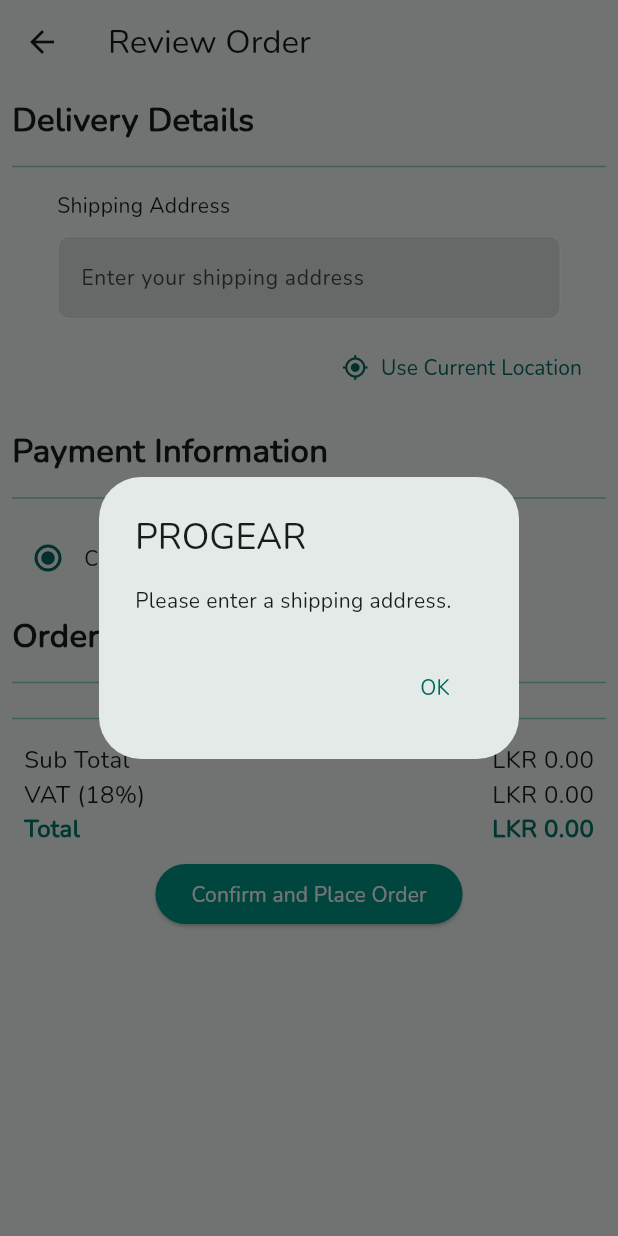
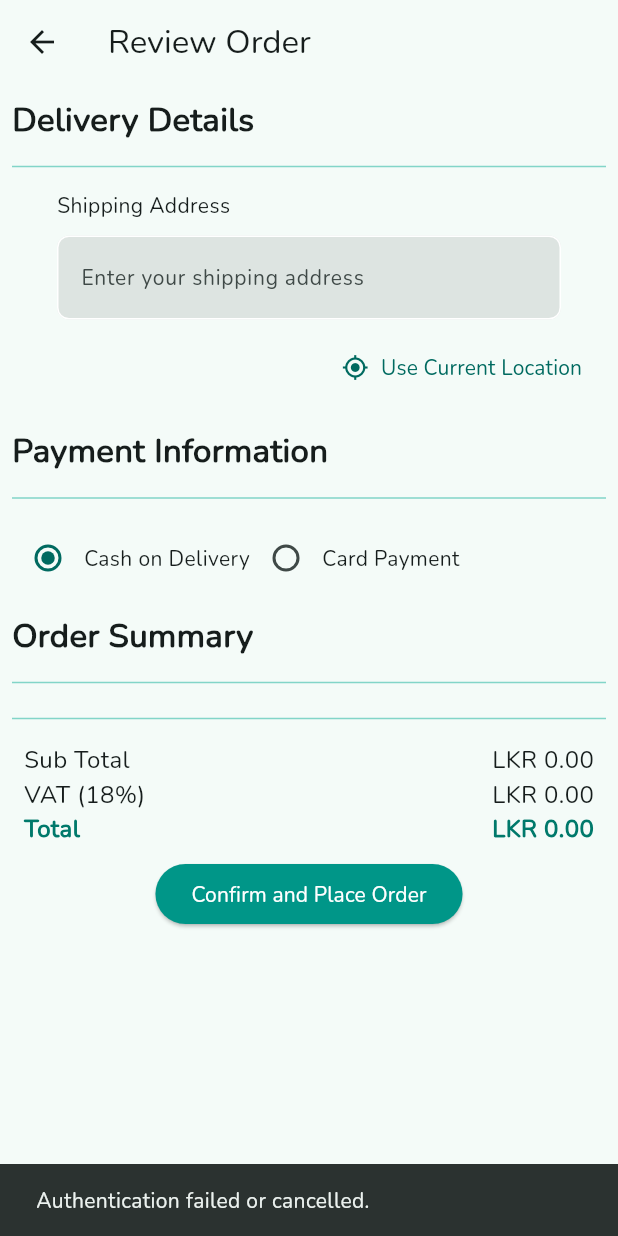
Before and after one commit to Gimhanfdo/ProGear-Flutter-Mobile-App, a Flutter app: the CheckoutPage screen opened directly, after a tap on "Confirm and Place Order", on a phone screen of 412 x 824 dp. Run offline on Flutter 3.47's test engine with Material 3 defaults, Android fonts, the light colour scheme and no system bars; our stand-ins replace cached_network_image, connectivity_plus, flutter_secure_storage, geocoding, geolocator, local_auth and 2 more; accounts and stored records are empty.

Commit message:
updated checkout.dart

```diff
--- a/lib/screens/checkout.dart
+++ b/lib/screens/checkout.dart
@@ -3,12 +3,12 @@
 import 'package:geolocator/geolocator.dart';
 import 'package:intl/intl.dart';
 import 'package:provider/provider.dart';
-
 import '../providers/cart_provider.dart';
 import '../providers/checkout_provider.dart';
 import '../screens/shared/checkout_product_card.dart';
 import '../screens/shared/text_field.dart';
 import '../screens/shared/error_alert_dialog.dart';
+import '../services/biometric_service.dart';
 import 'navigation_wrapper.dart';
 
 class CheckoutPage extends StatefulWidget {
@@ -307,7 +307,27 @@
                     onPressed:
                         checkoutProvider.isLoading
                             ? null
-                            : () => _placeOrder(context),
+                            : () async {
+                              final biometricService = BiometricService();
+
+                              // Step 1: Authenticate user
+                              final isAuthenticated =
+                                  await biometricService.authenticateUser();
+
+                              if (!isAuthenticated) {
+                                ScaffoldMessenger.of(context).showSnackBar(
+                                  const SnackBar(
+                                    content: Text(
+                                      "Authentication failed or cancelled.",
+                                    ),
+                                  ),
+                                );
+                                return;
+                              }
+
+                              // Step 2: If successful, place the order
+                              await _placeOrder(context);
+                            },
                     style: ElevatedButton.styleFrom(
                       backgroundColor: Colors.teal,
                     ),
```
